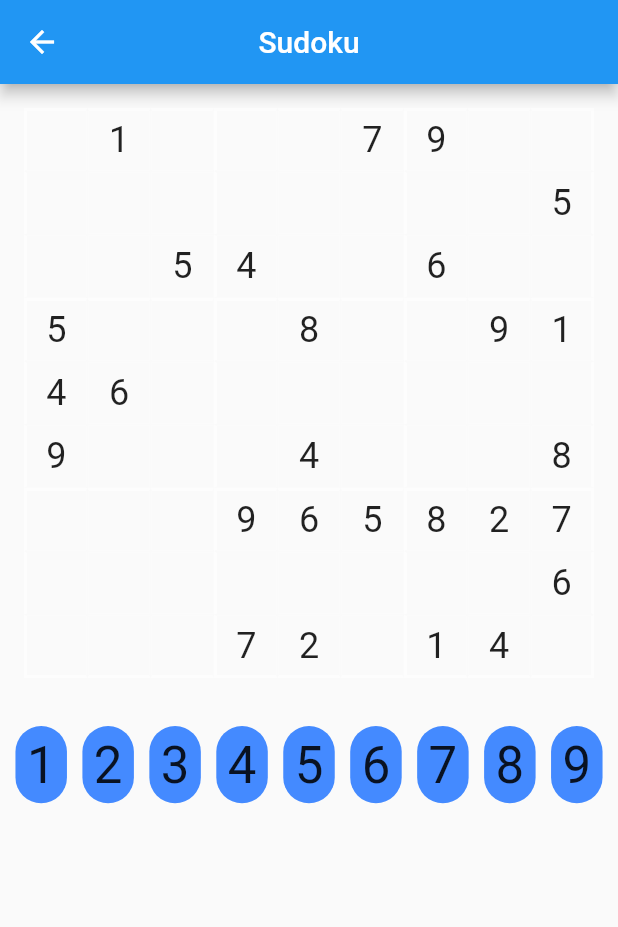
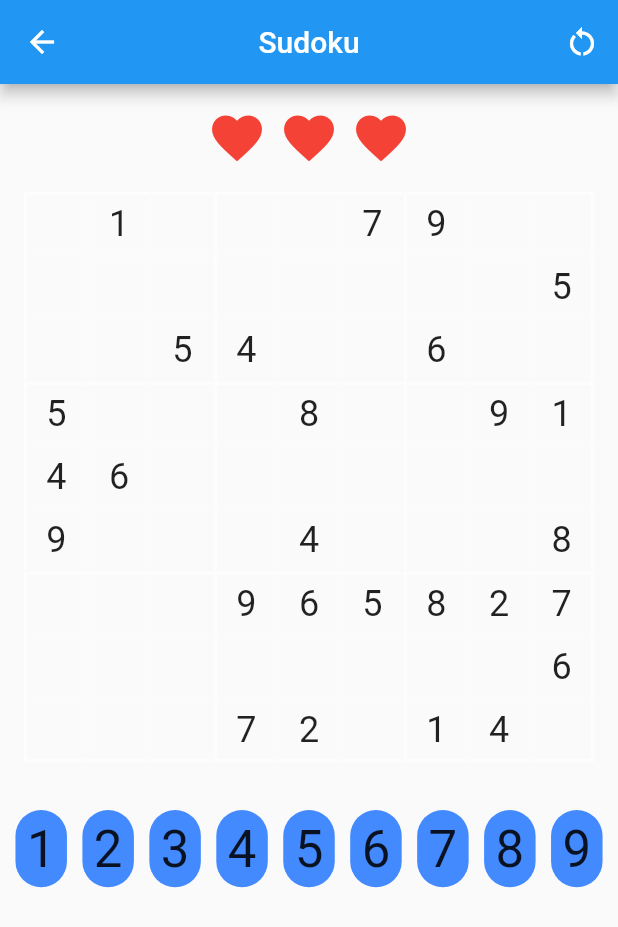
Before and after one commit to wysockikacper98/sudoku, a Flutter app: the SudokuScreen screen opened by its route, on a phone screen of 412 x 824 dp. Shown: the top 927 px of the screen. Run offline on Flutter 3.47's test engine with Material 2 defaults, Android fonts, the phone set to English and light mode, and no system bars; drawn by our look-alikes of flutter_rating_bar.

Commit message:
Added: Health, Game Over, Restart puzzle.

```diff
--- a/lib/screens/sudoku_screen.dart
+++ b/lib/screens/sudoku_screen.dart
@@ -1,18 +1,23 @@
 import 'package:flutter/foundation.dart';
 import 'package:flutter/material.dart';
+import 'package:flutter_rating_bar/flutter_rating_bar.dart';
 
 class SudokuScreen extends StatefulWidget {
+  static const routeName = '/sudoku';
+
   const SudokuScreen({Key? key}) : super(key: key);
-
-  static const routeName = '/sudoku';
 
   @override
   State<SudokuScreen> createState() => _SudokuScreenState();
 }
 
-class _SudokuScreenState extends State<SudokuScreen> {
-  late String _sudokuToSolve;
-  // late String _solvedSudoku;
+class _SudokuScreenState extends State<SudokuScreen>
+    with SingleTickerProviderStateMixin {
+  late String _sudokuEnteredByUser;
+  late final String _sudokuToSolve;
+  late final String _solvedSudoku;
+  late double _healthPoint;
+
   int? _selectedSquareIndex;
 
   @override
@@ -21,10 +26,11 @@ class _SudokuScreenState extends State<SudokuScreen> {
     if (kDebugMode) {
       print('SudokuScreen initState');
     }
-    _sudokuToSolve =
+    _sudokuToSolve = _sudokuEnteredByUser =
         '.1...79..........5..54..6..5...8..9146.......9...4...8...965827........6...72.14.';
-    // _solvedSudoku =
-    //     '312657984684291375795438612527386491468179253931542768143965827279814536856723149';
+    _solvedSudoku =
+        '312657984684291375795438612527386491468179253931542768143965827279814536856723149';
+    _healthPoint = 3;
   }
 
   @override
@@ -38,11 +44,20 @@ class _SudokuScreenState extends State<SudokuScreen> {
     return Scaffold(
       appBar: AppBar(
         title: const Text('Sudoku'),
+        actions: [
+          IconButton(
+            icon: const Icon(Icons.restart_alt),
+            onPressed: () {
+              _sudokuEnteredByUser = _sudokuToSolve;
+            },
+          ),
+        ],
       ),
       body: Column(
         mainAxisSize: MainAxisSize.min,
         mainAxisAlignment: MainAxisAlignment.center,
         children: [
+          buildHealthPoints(),
           buildSudokuBoard(_sudokuList, context),
           const SizedBox(height: 16),
           buildInputNumbers(_width),
@@ -51,11 +66,44 @@ class _SudokuScreenState extends State<SudokuScreen> {
     );
   }
 
+  void takeDamage() {
+    setState(() {
+      _healthPoint--;
+    });
+    if (_healthPoint == 0) {
+      showDialog(context: context, builder: (_) => buildAlertDialog());
+    }
+  }
+
+  AlertDialog buildAlertDialog() {
+    return AlertDialog(
+      title: const Text('GAME OVER'),
+      content: const Text('You make to many mistakes. Better luck next time.'),
+      actions: [
+        TextButton(
+          child: const Text('Restart puzzle'),
+          onPressed: () {
+            setState(() {
+              _healthPoint = 3;
+              _sudokuEnteredByUser = _sudokuToSolve;
+            });
+            Navigator.of(context).pop();
+          },
+        ),
+        TextButton(
+          child: const Text('Quit'),
+          onPressed: () {
+            Navigator.of(context).popUntil((route) => route.isFirst);
+          },
+        ),
+      ],
+    );
+  }
+
   Padding buildSudokuBoard(List<String> _sudokuList, BuildContext context) {
     if (kDebugMode) {
       print('build -> buildSudokuBoard');
     }
-
     int _index = 0;
 
     return Padding(
@@ -67,6 +115,9 @@ class _SudokuScreenState extends State<SudokuScreen> {
         children: _sudokuList.map((number) {
           int elementIndex = _index++;
 
+          var staticNumbers = Theme.of(context).textTheme.headline5?.copyWith();
+          var addedNumbers = staticNumbers?.copyWith(color: Colors.blue);
+
           return GestureDetector(
             key: GlobalKey(debugLabel: elementIndex.toString()),
             child: Container(
@@ -77,7 +128,9 @@ class _SudokuScreenState extends State<SudokuScreen> {
               child: Center(
                 child: Text(
                   number == '.' ? ' ' : number,
-                  style: Theme.of(context).textTheme.headline5,
+                  style: number == _sudokuToSolve[elementIndex]
+                      ? staticNumbers
+                      : addedNumbers,
                 ),
               ),
             ),
@@ -147,16 +200,21 @@ class _SudokuScreenState extends State<SudokuScreen> {
               ),
             ),
             onTap: _selectedSquareIndex == null ||
-                    _sudokuToSolve[_selectedSquareIndex!] != '.'
+                    _sudokuEnteredByUser[_selectedSquareIndex!] != '.'
                 ? null
                 : () {
-                    setState(() {
-                      _sudokuToSolve = replaceCharAt(
-                        _sudokuToSolve,
-                        _selectedSquareIndex!,
-                        (index + 1).toString(),
-                      );
-                    });
+                    if (_solvedSudoku[_selectedSquareIndex!] ==
+                        (index + 1).toString()) {
+                      setState(() {
+                        _sudokuEnteredByUser = replaceCharAt(
+                          _sudokuEnteredByUser,
+                          _selectedSquareIndex!,
+                          (index + 1).toString(),
+                        );
+                      });
+                    } else {
+                      takeDamage();
+                    }
                   },
           ),
         ),
@@ -171,23 +229,47 @@ class _SudokuScreenState extends State<SudokuScreen> {
   }
 
   List<String> createSudokuToSolve() {
-    return _sudokuToSolve.split("");
+    return _sudokuEnteredByUser.split("");
   }
 
   Color buildColor(int index) {
     if (_selectedSquareIndex == null) {
       return Colors.transparent;
     } else if (_selectedSquareIndex == index) {
-      return Colors.blueAccent;
+      return Colors.black54;
     } else if (_selectedSquareIndex! % 9 == index % 9 ||
         index >= (_selectedSquareIndex! - _selectedSquareIndex! % 9) &&
             index <= (_selectedSquareIndex! + 8 - _selectedSquareIndex! % 9)) {
-      return Colors.blueAccent.withAlpha(100);
-    } else if (_sudokuToSolve[_selectedSquareIndex!] != '.' &&
-        _sudokuToSolve[_selectedSquareIndex!] == _sudokuToSolve[index]) {
+      return Colors.black26;
+    } else if (_sudokuEnteredByUser[_selectedSquareIndex!] != '.' &&
+        _sudokuEnteredByUser[_selectedSquareIndex!] ==
+            _sudokuEnteredByUser[index]) {
       return Colors.blueGrey;
     } else {
       return Colors.transparent;
     }
   }
+
+  Widget buildHealthPoints() {
+    return Padding(
+      padding: const EdgeInsets.only(top: 16.0),
+      child: RatingBar.builder(
+        initialRating: _healthPoint,
+        minRating: 0,
+        direction: Axis.horizontal,
+        allowHalfRating: false,
+        itemCount: 3,
+        itemPadding: const EdgeInsets.symmetric(horizontal: 4.0),
+        itemBuilder: (_, __) => const Icon(
+          Icons.favorite,
+          color: Colors.red,
+        ),
+        onRatingUpdate: (double value) {
+          if (kDebugMode) {
+            print('New health points: $value');
+          }
+        },
+      ),
+    );
+  }
 }
--- a/pubspec.yaml
+++ b/pubspec.yaml
@@ -13,12 +13,13 @@ environment:
 dependencies:
   flutter:
     sdk: flutter
+  flutter_rating_bar: ^4.0.0
   provider: ^6.0.2
 
 dev_dependencies:
   flutter_test:
     sdk: flutter
-  flutter_lints: ^1.0.0
+  flutter_lints: ^1.0.4
 
 
 
```
Also changed, not shown: pubspec.lock.
